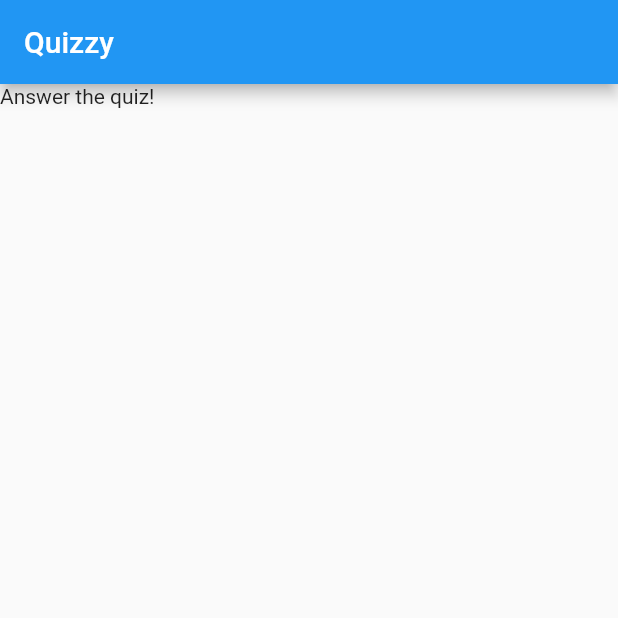
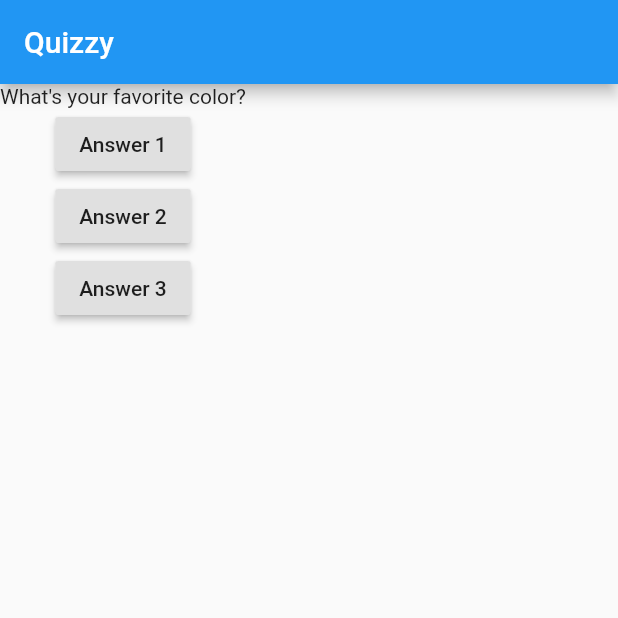
Before and after one commit to abhrp/quizzy, a Flutter app: the screen it shows after launch, on a phone screen of 412 x 824 dp, the top half of it. Run offline on Flutter 3.47's test engine with Material 2 defaults, Android fonts, the phone set to English and light mode, and no system bars.

```diff
--- a/lib/main.dart
+++ b/lib/main.dart
@@ -2,13 +2,53 @@ import 'package:flutter/material.dart';
 
 void main() => runApp(QuizzyApp());
 
-class QuizzyApp extends StatelessWidget {
+class QuizzyApp extends StatefulWidget {
+  @override
+  State<StatefulWidget> createState() {
+    return QuizzyState();
+  }
+}
+
+class QuizzyState extends State<QuizzyApp> {
+  var questionIndex = 0;
+
+  void answerClicked() {
+    setState(() {
+      if (questionIndex < 1) {
+        questionIndex += 1;
+      }
+    });
+    print(questionIndex);
+  }
+
   @override
   Widget build(BuildContext context) {
+    var questions = [
+      "What\'s your favorite color?",
+      "What\'s your favorite animal?",
+    ];
     return MaterialApp(
       home: Scaffold(
         appBar: AppBar(title: Text('Quizzy')), //Appbar
-        body: Text('Answer the quiz!'),
+        body: Column(
+          children: [
+            Text(questions[questionIndex]),
+            RaisedButton(
+              child: Text('Answer 1'),
+              onPressed: answerClicked,
+            ),
+            RaisedButton(
+              child: Text('Answer 2'),
+              onPressed: () => print('Answer 2 clicked'),
+            ),
+            RaisedButton(
+              child: Text('Answer 3'),
+              onPressed: () {
+                print('Answer 3 clicked');
+              },
+            ),
+          ],
+        ), //Column
       ), //Scaffold
     ); //MaterialApp
   }
```
Also changed, not shown: 1 other file.
